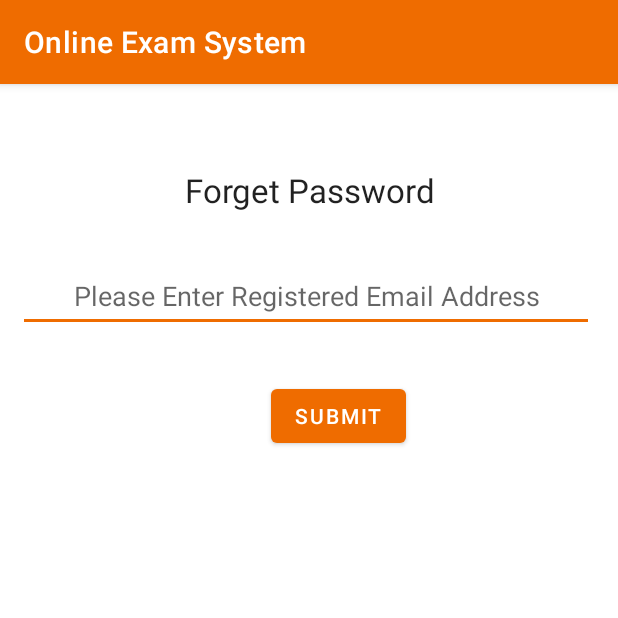
After one commit to vit-ndpm/OnlineExamSystemAndroid, an Android app: the ForgetPassword screen opened directly, with no data from a screen before it, on a phone screen of 412 x 824 dp, the top half of it. The commit adds this screen. Run offline under Robolectric (Android 15) with nearby library versions, the phone set to English and light mode, and no system bars; libraries missing offline, so code that uses them is left out: com.androidnetworking, com.androidnetworking.common, com.androidnetworking.error, com.androidnetworking.interfaces; 1 statement that could not run was skipped.

Commit message:
theme Changed

```diff
--- a/app/src/main/AndroidManifest.xml
+++ b/app/src/main/AndroidManifest.xml
@@ -13,6 +13,9 @@
         android:supportsRtl="true"
         android:theme="@style/Theme.OnlineExamSystem"
         tools:targetApi="31">
+        <activity
+            android:name=".ForgetPassword"
+            android:exported="false" />
         <activity
             android:name=".Register"
             android:exported="false" />
@@ -30,7 +33,7 @@
         </activity>
         <activity
             android:name=".MainActivity"
-            android:exported="false"></activity>
+            android:exported="false" />
     </application>
 
 </manifest>
--- /dev/null
+++ b/app/src/main/java/com/degsnar/onlineexamsystem/ForgetPassword.java
@@ -0,0 +1,127 @@
+package com.degsnar.onlineexamsystem;
+
+import androidx.annotation.ColorInt;
+import androidx.appcompat.app.AppCompatActivity;
+
+import android.app.AlertDialog;
+import android.content.DialogInterface;
+import android.content.Intent;
+import android.content.SharedPreferences;
+import android.graphics.Color;
+import android.os.Bundle;
+import android.view.View;
+import android.widget.Button;
+import android.widget.EditText;
+import android.widget.ProgressBar;
+import android.widget.TextView;
+import android.widget.Toast;
+
+import com.androidnetworking.AndroidNetworking;
+import com.androidnetworking.common.Priority;
+import com.androidnetworking.error.ANError;
+import com.androidnetworking.interfaces.JSONObjectRequestListener;
+
+import org.json.JSONException;
+import org.json.JSONObject;
+
+import java.util.regex.Matcher;
+import java.util.regex.Pattern;
+
+public class ForgetPassword extends AppCompatActivity {
+    EditText registeredEmail;
+    TextView status;
+    Button submit;
+    ProgressBar progressBar;
+
+    @Override
+    protected void onCreate(Bundle savedInstanceState) {
+        super.onCreate(savedInstanceState);
+        setContentView(R.layout.activity_forget_password);
+        registeredEmail=findViewById(R.id.register_email);
+        status=findViewById(R.id.status);
+        submit=findViewById(R.id.submit);
+        progressBar=findViewById(R.id.forgetProgressBar);
+        AndroidNetworking.initialize(this);
+        submit.setOnClickListener(new View.OnClickListener() {
+            @Override
+            public void onClick(View v) {
+                String email= String.valueOf(registeredEmail.getText());
+                if (emailValidator(email))
+                {
+                    progressBar.setVisibility(View.VISIBLE);
+                    String url="https://exam.vinayakinfotech.co.in/api/forgetPassword";
+                    AndroidNetworking.post(url).setPriority(Priority.HIGH)
+                            .addBodyParameter("email",email).build().
+                            getAsJSONObject(new JSONObjectRequestListener()
+                            {
+                             @Override
+                        public void onResponse(JSONObject response) {
+                            try {
+                                if (response.getString("status").equals("success"))
+                                {
+                                    Toast.makeText(ForgetPassword.this, response.getString("message"), Toast.LENGTH_SHORT).show();
+                                    progressBar.setVisibility(View.GONE);
+                                    showSucessAlert( response.getString("message"));
+                                }
+                                else if (response.getString("status").equals("failed"))
+                                {
+                                    Toast.makeText(ForgetPassword.this, response.getString("message"), Toast.LENGTH_SHORT).show();
+                                    status.setVisibility(View.VISIBLE);
+                                    status.setText(response.getString("message"));
+                                    status.setTextColor(Color.parseColor("#FF0000"));
+                                    progressBar.setVisibility(View.GONE);
+                                }
+                            } catch (JSONException e) {
+                                throw new RuntimeException(e);
+                            }
+                        }
+
+                        @Override
+                        public void onError(ANError anError) {
+                            status.setVisibility(View.VISIBLE);
+                            status.setText(anError.getErrorBody());
+                            status.setTextColor(Color.parseColor("#FF0000"));
+                            progressBar.setVisibility(View.GONE);
+                        }
+                    });
+
+                }
+                else
+                {
+                    status.setVisibility(View.VISIBLE);
+                    status.setText("Please Enter Valid Email Address");
+                    status.setTextColor(Color.parseColor("#FF0000"));
+                }
+
+            }
+        });
+
+
+    }
+    public boolean emailValidator(String email) {
+        Pattern pattern;
+        Matcher matcher;
+        final String EMAIL_PATTERN = "^[_A-Za-z0-9-]+(\\.[_A-Za-z0-9-]+)*@[A-Za-z0-9]+(\\.[A-Za-z0-9]+)*(\\.[A-Za-z]{2,})$";
+        pattern = Pattern.compile(EMAIL_PATTERN);
+        matcher = pattern.matcher(email);
+        return matcher.matches();
+    }
+    private void showSucessAlert(String message) {
+        AlertDialog.Builder builder1 = new AlertDialog.Builder((this));
+        builder1.setMessage(message);
+        builder1.setCancelable(true);
+
+        builder1.setPositiveButton(
+                "OK",
+                new DialogInterface.OnClickListener() {
+                    public void onClick(DialogInterface dialog, int id) {
+                        dialog.cancel();
+                    }
+                });
+
+
+
+        AlertDialog alert11 = builder1.create();
+        alert11.show();
+    }
+}
--- a/app/src/main/java/com/degsnar/onlineexamsystem/MainActivity.java
+++ b/app/src/main/java/com/degsnar/onlineexamsystem/MainActivity.java
@@ -104,6 +104,13 @@ public class MainActivity extends AppCompatActivity {
                 startActivity(intent);
             }
         });
+        forgetPassword.setOnClickListener(new View.OnClickListener() {
+            @Override
+            public void onClick(View v) {
+                Intent intent=new Intent(MainActivity.this, ForgetPassword.class);
+                startActivity(intent);
+            }
+        });
     }
 
     private void showSucessAlert(String message) {
--- /dev/null
+++ b/app/src/main/res/layout/activity_forget_password.xml
@@ -0,0 +1,78 @@
+<?xml version="1.0" encoding="utf-8"?>
+<androidx.constraintlayout.widget.ConstraintLayout xmlns:android="http://schemas.android.com/apk/res/android"
+    xmlns:app="http://schemas.android.com/apk/res-auto"
+    xmlns:tools="http://schemas.android.com/tools"
+    android:layout_width="match_parent"
+    android:layout_height="match_parent"
+    android:minHeight="48dp"
+    tools:context=".ForgetPassword"
+    tools:layout_editor_absoluteX="22dp"
+    tools:layout_editor_absoluteY="120dp">
+
+    <TextView
+        android:id="@+id/textView6"
+        android:layout_width="0dp"
+        android:layout_height="wrap_content"
+        android:layout_marginStart="16dp"
+        android:layout_marginTop="56dp"
+        android:layout_marginEnd="16dp"
+        android:text="Forget Password"
+        android:textAlignment="center"
+        android:textAppearance="@style/TextAppearance.AppCompat.Large"
+        app:layout_constraintEnd_toEndOf="parent"
+        app:layout_constraintHorizontal_bias="1.0"
+        app:layout_constraintStart_toStartOf="parent"
+        app:layout_constraintTop_toTopOf="parent" />
+
+    <EditText
+        android:id="@+id/register_email"
+        android:layout_width="wrap_content"
+        android:layout_height="wrap_content"
+        android:layout_marginTop="32dp"
+        android:ems="18"
+        android:hint="Please Enter Registered Email Address"
+        android:importantForAutofill="auto"
+        android:inputType="textEmailAddress"
+        android:minHeight="48dp"
+        android:textAlignment="center"
+        app:layout_constraintEnd_toEndOf="@+id/textView6"
+        app:layout_constraintHorizontal_bias="1.0"
+        app:layout_constraintStart_toStartOf="@+id/textView6"
+        app:layout_constraintTop_toBottomOf="@+id/textView6" />
+
+    <Button
+        android:id="@+id/submit"
+        android:layout_width="wrap_content"
+        android:layout_height="wrap_content"
+        android:layout_marginTop="32dp"
+        android:text="Submit"
+        app:layout_constraintEnd_toEndOf="@+id/register_email"
+        app:layout_constraintHorizontal_bias="0.573"
+        app:layout_constraintStart_toStartOf="@+id/register_email"
+        app:layout_constraintTop_toBottomOf="@+id/register_email" />
+
+    <TextView
+        android:id="@+id/status"
+        android:layout_width="0dp"
+        android:layout_height="wrap_content"
+        android:layout_marginStart="16dp"
+        android:layout_marginTop="28dp"
+        android:text="Stattus:"
+        android:textAlignment="textStart"
+        android:visibility="invisible"
+        app:layout_constraintEnd_toEndOf="@+id/register_email"
+        app:layout_constraintHorizontal_bias="1.0"
+        app:layout_constraintStart_toStartOf="@+id/register_email"
+        app:layout_constraintTop_toBottomOf="@+id/submit" />
+
+    <ProgressBar
+        android:id="@+id/forgetProgressBar"
+        style="?android:attr/progressBarStyle"
+        android:layout_width="wrap_content"
+        android:layout_height="wrap_content"
+        android:visibility="invisible"
+        app:layout_constraintBottom_toBottomOf="parent"
+        app:layout_constraintEnd_toEndOf="parent"
+        app:layout_constraintStart_toStartOf="parent"
+        app:layout_constraintTop_toBottomOf="@+id/status" />
+</androidx.constraintlayout.widget.ConstraintLayout>
--- a/app/src/main/res/values/themes.xml
+++ b/app/src/main/res/values/themes.xml
@@ -2,12 +2,12 @@
     <!-- Base application theme. -->
     <style name="Theme.OnlineExamSystem" parent="Theme.MaterialComponents.DayNight.DarkActionBar">
         <!-- Primary brand color. -->
-        <item name="colorPrimary">@color/purple_500</item>
-        <item name="colorPrimaryVariant">@color/purple_700</item>
+        <item name="colorPrimary">#EF6C00</item>
+        <item name="colorPrimaryVariant">#EF6C00</item>
         <item name="colorOnPrimary">@color/white</item>
         <!-- Secondary brand color. -->
-        <item name="colorSecondary">@color/teal_200</item>
-        <item name="colorSecondaryVariant">@color/teal_700</item>
+        <item name="colorSecondary">#EF6C00</item>
+        <item name="colorSecondaryVariant">#FF8F00</item>
         <item name="colorOnSecondary">@color/black</item>
         <!-- Status bar color. -->
         <item name="android:statusBarColor">?attr/colorPrimaryVariant</item>
```
